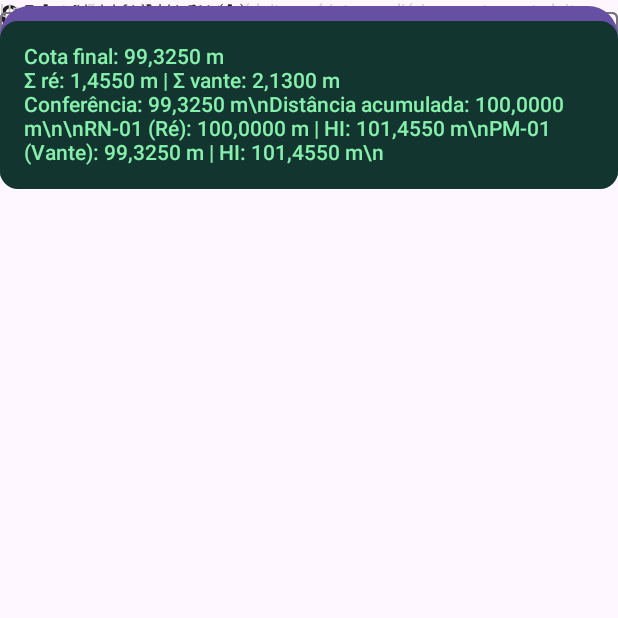
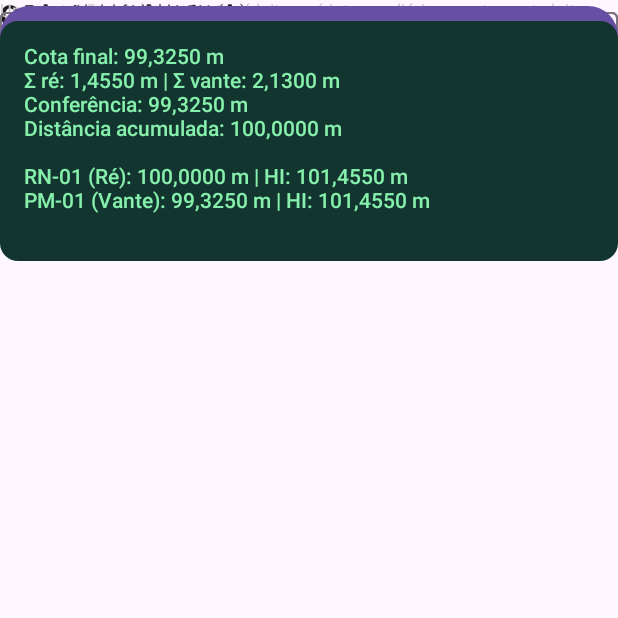
Before and after one commit to danielaureliodacruz8-spec/topografia-, an Android app built with Jetpack Compose: the composable LevelBookCalculator shown on its own in the app's theme, after a tap on "CALCULAR CADERNETA", on a phone screen of 412 x 824 dp, the top half of it. Run offline under Robolectric (Android 15) with nearby library versions, the phone set to English and light mode, and no system bars.

Commit message:
Fix caderneta output line breaks

```diff
--- a/app/src/main/java/br/com/topoia/MainActivity.kt
+++ b/app/src/main/java/br/com/topoia/MainActivity.kt
@@ -391,9 +391,9 @@ private fun LevelBookCalculator() {
             buildString {
                 append("Cota final: ${fmt(r.finalElevation)} m\n")
                 append("Σ ré: ${fmt(r.sumBacksights)} m | Σ vante: ${fmt(r.sumForesights)} m\n")
-                append("Conferência: ${fmt(r.arithmeticCheck)} m\\n")
-                append("Distância acumulada: ${fmt(r.totalDistanceMeters)} m\\n\\n")
-                r.points.drop(1).forEach { append("${it.point} (${it.type}): ${fmt(it.elevation)} m | HI: ${fmt(it.instrumentHeight)} m\\n") }
+                append("Conferência: ${fmt(r.arithmeticCheck)} m\n")
+                append("Distância acumulada: ${fmt(r.totalDistanceMeters)} m\n\n")
+                r.points.drop(1).forEach { append("${it.point} (${it.type}): ${fmt(it.elevation)} m | HI: ${fmt(it.instrumentHeight)} m\n") }
             }
         }.getOrElse { "Erro na caderneta: ${it.message}" }
     }, modifier = Modifier.fillMaxWidth()) { Text("CALCULAR CADERNETA") }
```
